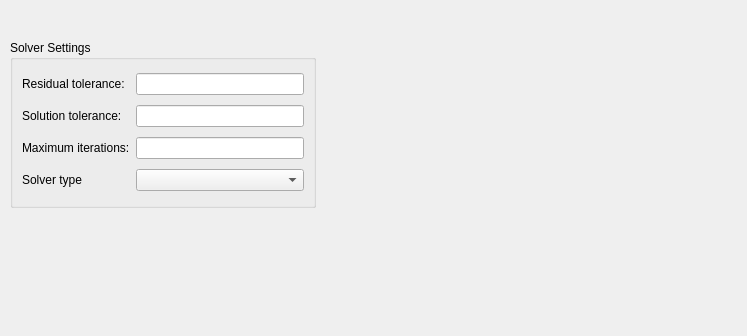
Old version of the form src/gui/solver_dialog.ui in the repository asceenl/tasmet.
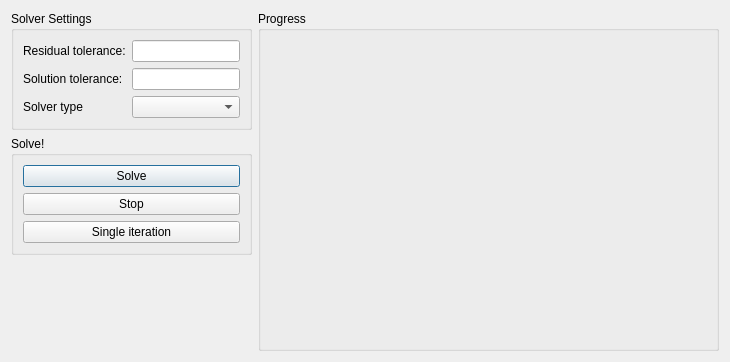
New version of the form. Custom widgets are drawn as their Qt base class.

Commit message: Almost finished solver. Plot update needs to run in main thread. Use signaling for progress

Patch:
```diff
--- a/src/gui/solver_dialog.ui
+++ b/src/gui/solver_dialog.ui
@@ -6,45 +6,46 @@
    <rect>
     <x>0</x>
     <y>0</y>
-    <width>747</width>
-    <height>336</height>
+    <width>730</width>
+    <height>362</height>
    </rect>
   </property>
   <property name="windowTitle">
    <string>Dialog</string>
   </property>
+  <layout class="QHBoxLayout" name="horizontalLayout_2">
+   <item>
+    <layout class="QVBoxLayout" name="verticalLayout_3">
+     <item>
   <widget class="QGroupBox" name="solversettings">
-   <property name="geometry">
-    <rect>
-     <x>10</x>
-     <y>40</y>
-     <width>306</width>
-     <height>168</height>
-    </rect>
+       <property name="sizePolicy">
+        <sizepolicy hsizetype="Minimum" vsizetype="Preferred">
+         <horstretch>0</horstretch>
+         <verstretch>0</verstretch>
+        </sizepolicy>
    </property>
    <property name="title">
     <string>Solver Settings</string>
    </property>
    <layout class="QGridLayout" name="gridLayout_4">
     <item row="3" column="0">
-     <widget class="QLabel" name="label_14">
-      <property name="text">
-       <string>Maximum iterations:</string>
-      </property>
-     </widget>
-    </item>
-    <item row="4" column="0">
      <widget class="QLabel" name="label_13">
       <property name="text">
        <string>Solver type</string>
       </property>
      </widget>
     </item>
-    <item row="4" column="1">
+        <item row="3" column="1">
      <widget class="QComboBox" name="solvertype"/>
     </item>
     <item row="2" column="1">
      <widget class="QLineEdit" name="reltol">
+          <property name="sizePolicy">
+           <sizepolicy hsizetype="Minimum" vsizetype="Fixed">
+            <horstretch>0</horstretch>
+            <verstretch>0</verstretch>
+           </sizepolicy>
+          </property>
       <property name="alignment">
        <set>Qt::AlignRight|Qt::AlignTrailing|Qt::AlignVCenter</set>
       </property>
@@ -66,21 +67,99 @@
     </item>
     <item row="1" column="1">
      <widget class="QLineEdit" name="funtol">
+          <property name="sizePolicy">
+           <sizepolicy hsizetype="Minimum" vsizetype="Fixed">
+            <horstretch>0</horstretch>
+            <verstretch>0</verstretch>
+           </sizepolicy>
+          </property>
       <property name="alignment">
        <set>Qt::AlignRight|Qt::AlignTrailing|Qt::AlignVCenter</set>
       </property>
      </widget>
     </item>
-    <item row="3" column="1">
-     <widget class="QLineEdit" name="maxiter">
-      <property name="alignment">
-       <set>Qt::AlignRight|Qt::AlignTrailing|Qt::AlignVCenter</set>
-      </property>
-     </widget>
-    </item>
-   </layout>
-  </widget>
- </widget>
+       </layout>
+      </widget>
+     </item>
+     <item>
+      <widget class="QGroupBox" name="solve_gb">
+       <property name="sizePolicy">
+        <sizepolicy hsizetype="Minimum" vsizetype="Preferred">
+         <horstretch>0</horstretch>
+         <verstretch>0</verstretch>
+        </sizepolicy>
+       </property>
+       <property name="title">
+        <string>Solve!</string>
+       </property>
+       <layout class="QVBoxLayout" name="verticalLayout">
+        <item>
+         <widget class="QPushButton" name="solve">
+          <property name="text">
+           <string>Solve</string>
+          </property>
+         </widget>
+        </item>
+        <item>
+         <widget class="QPushButton" name="stop">
+          <property name="text">
+           <string>Stop</string>
+          </property>
+         </widget>
+        </item>
+        <item>
+         <widget class="QPushButton" name="singleiteration">
+          <property name="text">
+           <string>Single iteration</string>
+          </property>
+         </widget>
+        </item>
+       </layout>
+      </widget>
+     </item>
+     <item>
+      <spacer name="verticalSpacer">
+       <property name="orientation">
+        <enum>Qt::Vertical</enum>
+       </property>
+       <property name="sizeHint" stdset="0">
+        <size>
+         <width>20</width>
+         <height>40</height>
+        </size>
+       </property>
+      </spacer>
+     </item>
+    </layout>
+   </item>
+   <item>
+    <widget class="QGroupBox" name="progress_gb">
+     <property name="sizePolicy">
+      <sizepolicy hsizetype="Expanding" vsizetype="Preferred">
+       <horstretch>0</horstretch>
+       <verstretch>0</verstretch>
+      </sizepolicy>
+     </property>
+     <property name="title">
+      <string>Progress</string>
+     </property>
+     <layout class="QVBoxLayout" name="verticalLayout_2">
+      <item>
+       <widget class="QCustomPlot" name="progress_plot" native="true"/>
+      </item>
+     </layout>
+    </widget>
+   </item>
+  </layout>
+ </widget>
+ <customwidgets>
+  <customwidget>
+   <class>QCustomPlot</class>
+   <extends>QWidget</extends>
+   <header>qcustomplot.h</header>
+   <container>1</container>
+  </customwidget>
+ </customwidgets>
  <resources/>
  <connections/>
 </ui>
```
Left out of the diff: 6 changed lines with no effect on the pictures. Lines whose indentation alone changed are shown as unchanged. The commit also changes 18 other files.
